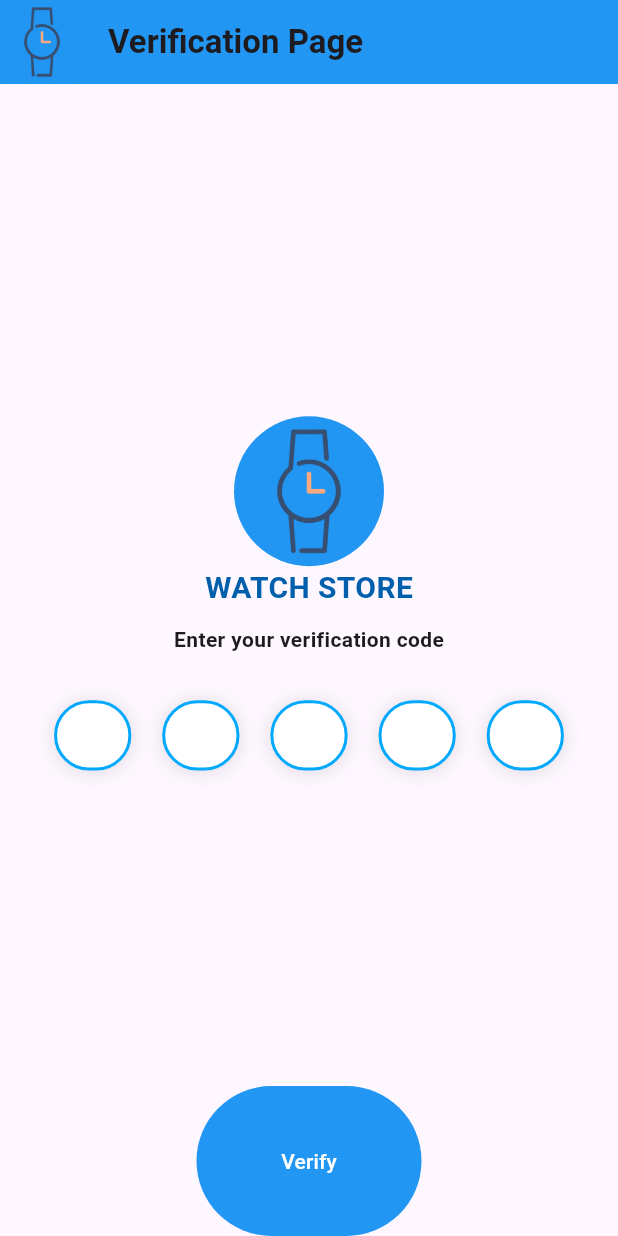
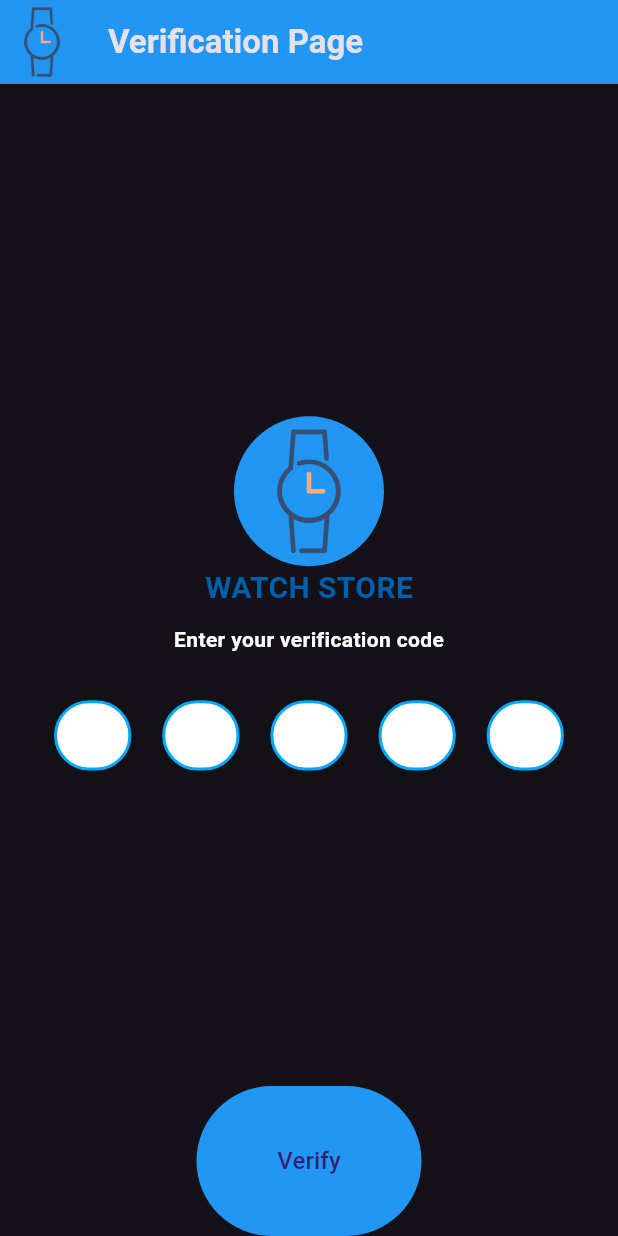
Before and after one commit to emanzaid12/android-project-master5, a Flutter app: the screen it shows after launch, on a phone screen of 412 x 824 dp. Run offline on Flutter 3.47's test engine with Material 3 defaults, Android fonts, the phone set to English and light mode, and no system bars; drawn by our look-alikes of pin_code_fields; our stand-ins replace bloc, cloud_firestore, connectivity_plus, firebase_core, firebase_crashlytics, firebase_dynamic_links and 5 more; accounts and stored records are empty.

Commit message:
my theme

```diff
--- a/newtask/lib/core2/my_theme.dart
+++ b/newtask/lib/core2/my_theme.dart
@@ -1,9 +1,33 @@
 import 'package:flutter/material.dart';
-
 
 class MyTheme {
   static final MyTheme inastance = MyTheme();
-  ThemeData light = ThemeData.light().copyWith(
-    buttonTheme:const ButtonThemeData(colorScheme: ColorScheme.light(
-
+  ThemeData light = ThemeData.light(useMaterial3: true).copyWith(
+    buttonTheme: const ButtonThemeData(
+      colorScheme: ColorScheme.light(
+        background: Color.fromARGB(255, 0, 157, 255),
+      ),
+    ),
+    textTheme: const TextTheme(
+      displayLarge: TextStyle(fontSize: 16, color: Colors.blue),
+      bodyLarge: TextStyle(
+        fontSize: 19,
+        color: Colors.red,
+      ),
+      labelLarge: TextStyle(fontSize: 16, color: Colors.grey),
+    ),
   );
+  ThemeData dark = ThemeData.dark(useMaterial3: true).copyWith(
+    buttonTheme: const ButtonThemeData(
+      colorScheme: ColorScheme.dark(
+        background: Colors.red,
+      ),
+    ),
+    textTheme: const TextTheme(
+      displayLarge: TextStyle(fontSize: 16, color: Colors.orange),
+      bodyLarge: TextStyle(
+          fontSize: 19, color: Colors.green, fontWeight: FontWeight.bold),
+      labelLarge: TextStyle(fontSize: 16, color: Colors.grey),
+    ),
+  );
+}
--- a/newtask/lib/main.dart
+++ b/newtask/lib/main.dart
@@ -2,6 +2,7 @@ import 'package:firebase_core/firebase_core.dart';
 import 'package:flutter/material.dart';
 import 'package:newtask/core/firebase/my_firebase.dart';
 import 'package:newtask/core/routes/my_routes.dart';
+import 'package:newtask/core2/my_theme.dart';
 import 'package:newtask/features/auth/login/view/loginPage.dart';
 import 'package:newtask/features/auth/onboarding/view/page/onboarding_page.dart';
 import 'package:newtask/features/auth/signup/view/signUpPage.dart';
@@ -32,7 +33,9 @@ class MyApp extends StatelessWidget {
       //home: onBoarding ? const loginPage() : const OnBoardingPage(),
       onGenerateRoute: MyRoutes.onGenerateRoute,
       onGenerateInitialRoutes: (_) => MyRoutes.initRoutes,
+      theme: MyTheme.inastance.light,
+      darkTheme: MyTheme.inastance.dark,
+      themeMode: ThemeMode.dark,
     );
-    theme:
-    darkTheme:
-    themeMode:
+  }
+}
```
